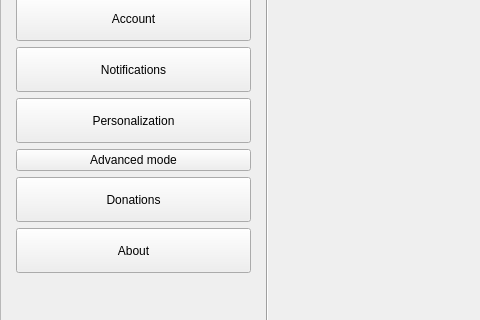
Old version of the form zapzap/view/ui/settings.ui in the repository jmbatistav/zapzap; both pictures show x 0 to 480 and y 93 to 413 of the 850 by 550 pixel window.
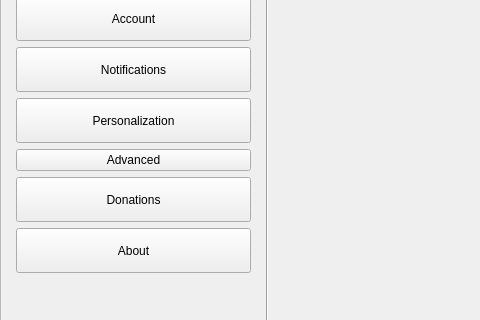
New version of the form.

Commit message: Rename "Advanced mode" to "Advanced"

Diff of the .ui file:
```diff
--- a/zapzap/view/ui/settings.ui
+++ b/zapzap/view/ui/settings.ui
@@ -290,7 +290,7 @@
                  <item>
                   <widget class="QPushButton" name="btn_advanced">
                    <property name="text">
-                    <string>Advanced mode</string>
+                    <string>Advanced</string>
                    </property>
                   </widget>
                  </item>
```
The commit also changes 2 other files.
